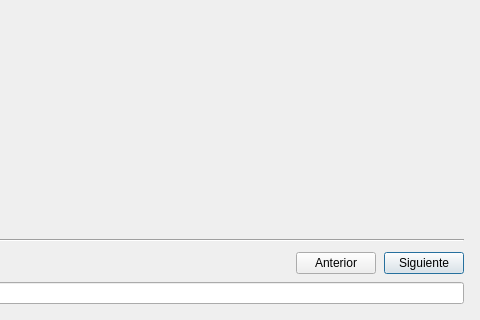
Old version of the form src/frontend/presentation/resources/ui/main_dialog.ui in the repository Cristian-Blanco/Geo-Time-Lapse; both pictures show x 220 to 700 and y 220 to 540 of the 700 by 540 pixel window.
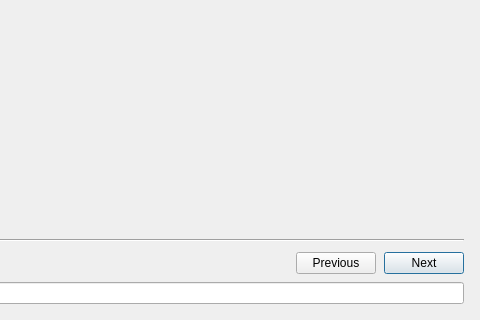
New version of the form.

Patch:
```diff
--- a/src/frontend/presentation/resources/ui/main_dialog.ui
+++ b/src/frontend/presentation/resources/ui/main_dialog.ui
@@ -110,14 +110,14 @@
 
        <item>
         <widget class="QPushButton" name="btn_previous">
-         <property name="text"><string>Anterior</string></property>
+         <property name="text"><string>Previous</string></property>
          <property name="cursor"><cursorShape>PointingHandCursor</cursorShape></property>
         </widget>
        </item>
 
        <item>
         <widget class="QPushButton" name="btn_next">
-         <property name="text"><string>Siguiente</string></property>
+         <property name="text"><string>Next</string></property>
          <property name="default"><bool>true</bool></property>
          <property name="cursor"><cursorShape>PointingHandCursor</cursorShape></property>
         </widget>
```
